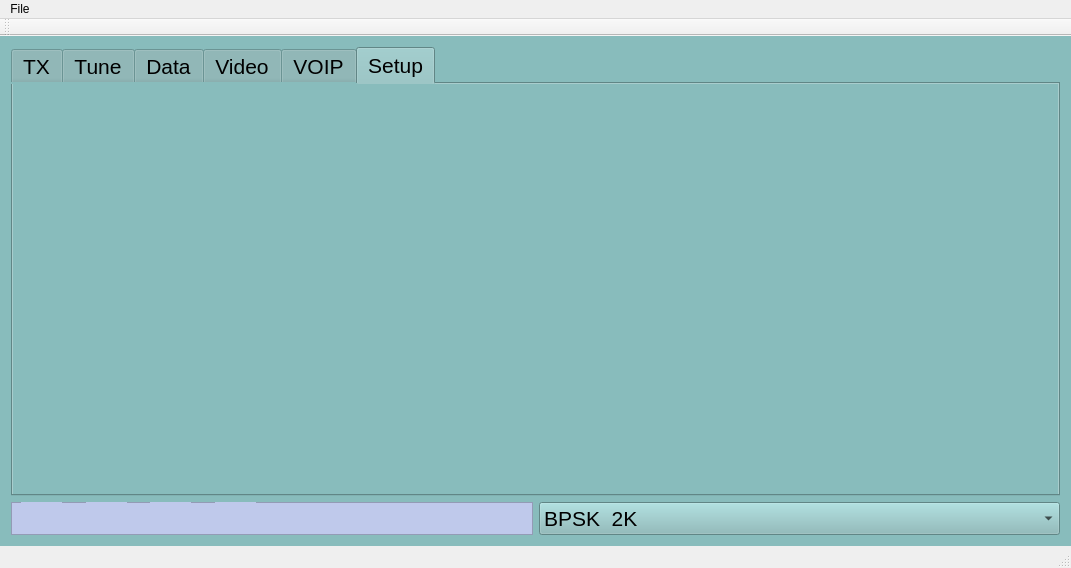
The window that mainwindow.ui (qradiolink/qradiolink) describes before a commit, drawn with Qt 5.
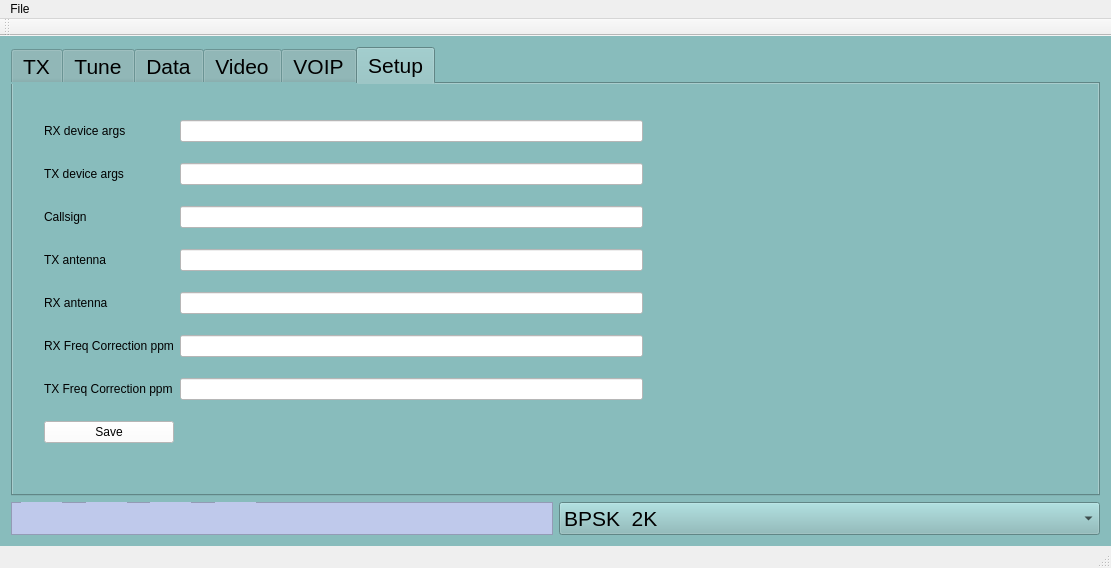
The same window after the commit. The open tabs and pages were chosen to show the change. Icons and pictures are not drawn. Custom widgets are drawn as their Qt base class.

Commit message: UI changes, add setup fields

The edit to the form file:
```diff
--- a/mainwindow.ui
+++ b/mainwindow.ui
@@ -6,7 +6,7 @@
    <rect>
     <x>0</x>
     <y>0</y>
-    <width>1071</width>
+    <width>1111</width>
     <height>568</height>
    </rect>
   </property>
@@ -938,13 +938,130 @@
          <widget class="QWidget" name="gridLayoutWidget">
           <property name="geometry">
            <rect>
-            <x>10</x>
+            <x>20</x>
             <y>10</y>
             <width>621</width>
-            <height>321</height>
+            <height>381</height>
            </rect>
           </property>
-          <layout class="QGridLayout" name="gridLayout_5"/>
+          <layout class="QGridLayout" name="gridLayout_5">
+           <item row="2" column="1">
+            <widget class="QLineEdit" name="lineEditCallsign">
+             <property name="styleSheet">
+              <string notr="true">background-color: rgb(255, 255, 255);
+font: 18pt &quot;Sans Serif&quot;;</string>
+             </property>
+            </widget>
+           </item>
+           <item row="0" column="1">
+            <widget class="QLineEdit" name="lineEditRXDev">
+             <property name="styleSheet">
+              <string notr="true">background-color: rgb(255, 255, 255);
+font: 18pt &quot;Sans Serif&quot;;</string>
+             </property>
+            </widget>
+           </item>
+           <item row="6" column="0">
+            <widget class="QLabel" name="label_8">
+             <property name="text">
+              <string>TX Freq Correction ppm</string>
+             </property>
+            </widget>
+           </item>
+           <item row="2" column="0">
+            <widget class="QLabel" name="label_4">
+             <property name="text">
+              <string>Callsign</string>
+             </property>
+            </widget>
+           </item>
+           <item row="4" column="0">
+            <widget class="QLabel" name="label_6">
+             <property name="text">
+              <string>RX antenna</string>
+             </property>
+            </widget>
+           </item>
+           <item row="4" column="1">
+            <widget class="QLineEdit" name="lineEditRXAntenna">
+             <property name="styleSheet">
+              <string notr="true">background-color: rgb(255, 255, 255);
+font: 18pt &quot;Sans Serif&quot;;</string>
+             </property>
+            </widget>
+           </item>
+           <item row="3" column="1">
+            <widget class="QLineEdit" name="lineEditTXAntenna">
+             <property name="styleSheet">
+              <string notr="true">background-color: rgb(255, 255, 255);
+font: 18pt &quot;Sans Serif&quot;;</string>
+             </property>
+            </widget>
+           </item>
+           <item row="5" column="0">
+            <widget class="QLabel" name="label_7">
+             <property name="text">
+              <string>RX Freq Correction ppm</string>
+             </property>
+            </widget>
+           </item>
+           <item row="1" column="0">
+            <widget class="QLabel" name="label_3">
+             <property name="text">
+              <string>TX device args</string>
+             </property>
+            </widget>
+           </item>
+           <item row="3" column="0">
+            <widget class="QLabel" name="label_5">
+             <property name="text">
+              <string>TX antenna</string>
+             </property>
+            </widget>
+           </item>
+           <item row="1" column="1">
+            <widget class="QLineEdit" name="lineEditTXDev">
+             <property name="styleSheet">
+              <string notr="true">background-color: rgb(255, 255, 255);
+font: 18pt &quot;Sans Serif&quot;;</string>
+             </property>
+            </widget>
+           </item>
+           <item row="6" column="1">
+            <widget class="QLineEdit" name="lineEditTXFreqCorrection">
+             <property name="styleSheet">
+              <string notr="true">background-color: rgb(255, 255, 255);
+font: 18pt &quot;Sans Serif&quot;;</string>
+             </property>
+            </widget>
+           </item>
+           <item row="5" column="1">
+            <widget class="QLineEdit" name="lineEditRXFreqCorrection">
+             <property name="styleSheet">
+              <string notr="true">background-color: rgb(255, 255, 255);
+font: 18pt &quot;Sans Serif&quot;;</string>
+             </property>
+            </widget>
+           </item>
+           <item row="0" column="0">
+            <widget class="QLabel" name="label_2">
+             <property name="text">
+              <string>RX device args</string>
+             </property>
+            </widget>
+           </item>
+           <item row="7" column="0">
+            <widget class="QPushButton" name="saveOptionsButton">
+             <property name="styleSheet">
+              <string notr="true">background-color: rgb(255, 255, 255);
+font: 18pt &quot;Sans Serif&quot;;</string>
+             </property>
+             <property name="text">
+              <string>Save</string>
+             </property>
+            </widget>
+           </item>
+          </layout>
          </widget>
         </widget>
        </widget>
@@ -1113,7 +1230,7 @@
     <rect>
      <x>0</x>
      <y>0</y>
-     <width>1071</width>
+     <width>1111</width>
      <height>19</height>
     </rect>
    </property>
```
The commit also changes 1 other file.
